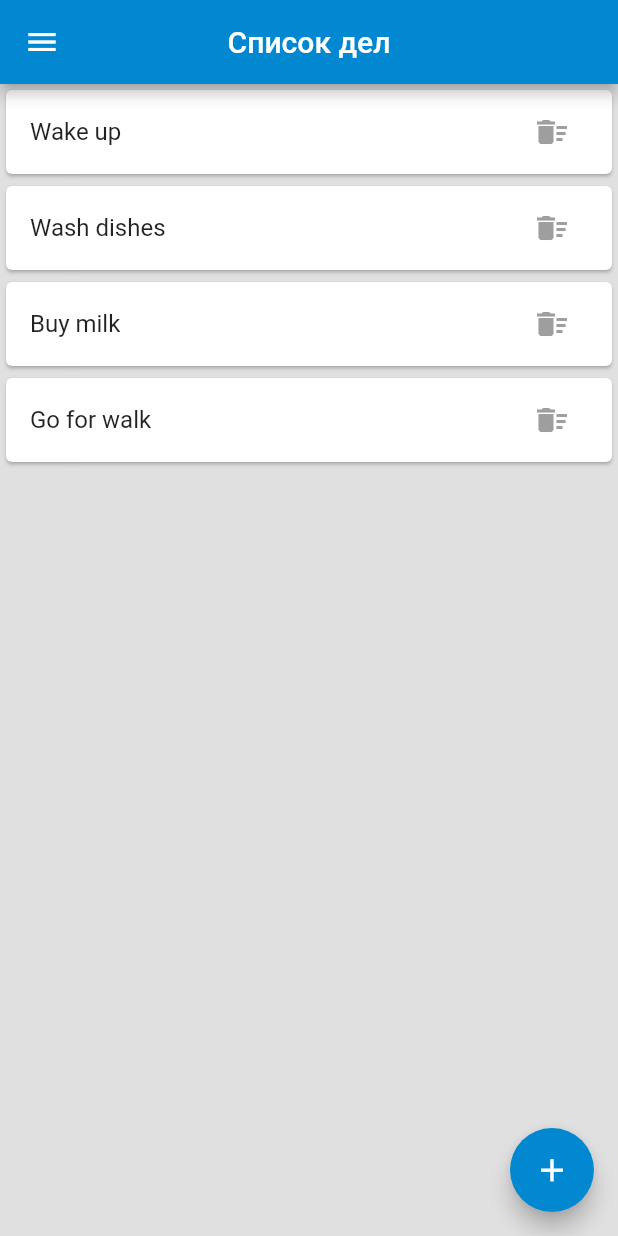
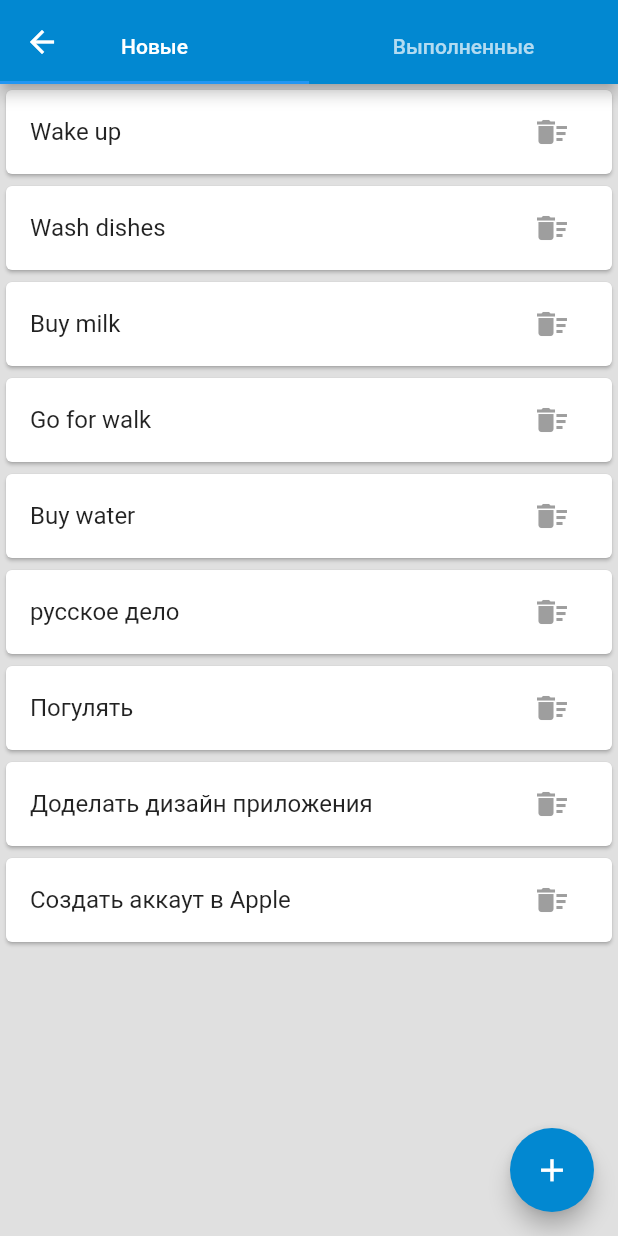
Before and after one commit to frosterlolz/flutter_todo, a Flutter app: the Home screen opened by its route, on a phone screen of 412 x 824 dp. Run offline on Flutter 3.47's test engine with Material 2 defaults, Android fonts, the phone set to English and light mode, and no system bars.

```diff
--- a/lib/includes/NavBar.dart
+++ b/lib/includes/NavBar.dart
@@ -1,8 +1,4 @@
 import 'package:flutter/material.dart';
-import 'package:flutter_todo/pages/home.dart';
-
-
-var count = Home;
 
 class NavBar extends StatefulWidget {
   const NavBar({Key? key}) : super(key: key);
--- a/lib/main.dart
+++ b/lib/main.dart
@@ -3,6 +3,7 @@ import 'package:flutter_todo/pages/home.dart';
 import 'package:flutter_todo/pages/main_screen.dart';
 import 'package:flutter_todo/pages/profile.dart';
 import 'package:flutter_todo/pages/customscrollview.dart';
+import 'package:flutter_todo/pages/test.dart';
 
 
 void main() => runApp(MaterialApp(
@@ -15,6 +16,7 @@ void main() => runApp(MaterialApp(
     '/': (context) => MainScreen(),
     '/todo': (context) => Home(),
     '/profile': (context) => Profile(),
-    '/customScroller': (context) => CustomScroller(),
+    '/customScroller': (context) => BottomNavBar(),
+    '/test': (context) => Test(),
   },
 ));
--- a/lib/pages/home.dart
+++ b/lib/pages/home.dart
@@ -1,7 +1,4 @@
 import 'package:flutter/material.dart';
-import 'package:flutter_todo/includes/NavBar.dart';
-
-// stless/stfull создает сразу класс (почитать поподробнее)
 
 class Home extends StatefulWidget {
   const Home({Key? key}) : super(key: key);
@@ -12,8 +9,6 @@ class Home extends StatefulWidget {
 
 class _HomeState extends State<Home> {
 
-  static const String _title = 'Список дел';
-
   String? _userToDo;
   List todoList = [];
 
@@ -23,15 +18,28 @@ class _HomeState extends State<Home> {
     // TODO: implement initState
     super.initState();
 
-    todoList.addAll(['Wake up', 'Wash dishes', 'Buy milk', 'Go for walk']);
+    todoList.addAll(['Wake up', 'Wash dishes', 'Buy milk', 'Go for walk', 'Buy water', 'русское дело', 'Погулять', 'Доделать дизайн приложения', 'Cоздать аккаут в Apple']);
   }
 
   @override
   Widget build(BuildContext context) {
-    return Scaffold( // возвращает некий слой
-      drawer: NavBar(),
+    return DefaultTabController(length: 2,
+        child: Scaffold(
+          appBar: AppBar(
+            flexibleSpace: Column(
+              mainAxisAlignment: MainAxisAlignment.end,
+              children: [
+                TabBar(tabs: [
+                  Tab(text: 'Новые',),
+                  Tab(text: 'Выполненные',)
+                ])
+              ],
+            ),
+          ),
+          body: TabBarView(
+            children: [
+              Scaffold( // возвращает некий слой
                 backgroundColor: Colors.grey[300],
-      appBar: AppBar(title: const Text(_title), centerTitle: true,), // HEADER
                 body: ListView.builder( // ListView позволяет создавать объекты в формате списка
                   itemCount: todoList.length, // длина массива/списка
                   itemBuilder: (BuildContext context, int index) // перебирает полностью весь список
@@ -85,6 +93,11 @@ class _HomeState extends State<Home> {
               color: Colors.white,
             ),
           ),
+        ),
+              Icon(Icons.home)
+            ],
+          ),
+        ),
     );
   }
 }
--- a/lib/pages/profile.dart
+++ b/lib/pages/profile.dart
@@ -23,11 +23,8 @@ class _ProfileState extends State<Profile> {
         centerTitle: true,
         actions: <Widget>[
           IconButton(
-              onPressed: () {
-                Navigator.pushNamedAndRemoveUntil(context, '/profile', (route) => false);
-              },
               icon: const Icon(Icons.account_circle_outlined),
-              tooltip: 'Профиль',
+              tooltip: 'Профиль', onPressed: () {  },
           )
         ],
       ), // HEADER
```
Also changed, not shown: lib/pages/customscrollview.dart (+32 -65 lines), lib/pages/test.dart (added, +39 -0 lines). Lines whose indentation alone changed are shown as unchanged.
